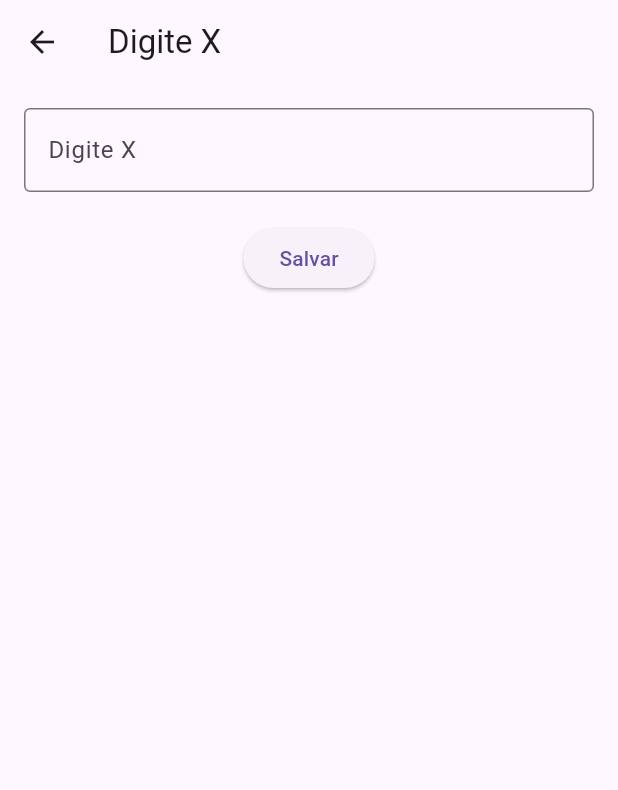
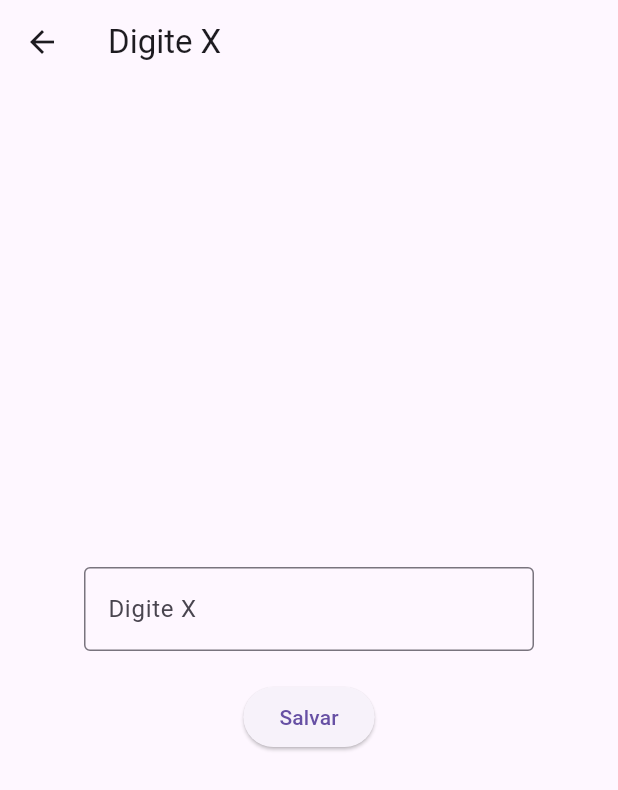
Before and after one commit to brunojamelli/calculadora_simples, a Flutter app: the screen it shows after launch, after a tap on "Calcular X", on a phone screen of 412 x 824 dp. Shown: the top 790 px of the screen. Run offline on Flutter 3.47's test engine with Material 3 defaults, Android fonts, the phone set to English and light mode, and no system bars.

Commit message:
feat: mudando possicionamento dos TextFields que tem a informação oriunda da outra tela

```diff
--- a/lib/main.dart
+++ b/lib/main.dart
@@ -63,43 +63,41 @@ class _Tela1State extends State<Tela1> {
       body: Padding(
         padding: const EdgeInsets.all(16.0),
         child: Column(
-          mainAxisAlignment: MainAxisAlignment.center,
+          crossAxisAlignment: CrossAxisAlignment.start, // Alinha à esquerda
           children: [
             // Linha para X
             Row(
-              mainAxisAlignment: MainAxisAlignment.center,
               children: [
+                Text(
+                  'X: $x',
+                  style: TextStyle(fontSize: 18, fontWeight: FontWeight.bold),
+                ),
+                SizedBox(width: 20),
                 ElevatedButton(
                   onPressed: () => _navegarParaTela2(context, 'x'),
                   child: Text('Calcular X'),
-                ),
-                SizedBox(width: 20),
-                Text(
-                  'X: $x',
-                  style: TextStyle(fontSize: 18, fontWeight: FontWeight.bold),
                 ),
               ],
             ),
             SizedBox(height: 20),
             // Linha para Y
             Row(
-              mainAxisAlignment: MainAxisAlignment.center,
               children: [
+                Text(
+                  'Y: $y',
+                  style: TextStyle(fontSize: 18, fontWeight: FontWeight.bold),
+                ),
+                SizedBox(width: 20),
                 ElevatedButton(
                   onPressed: () => _navegarParaTela2(context, 'y'),
                   child: Text('Calcular Y'),
-                ),
-                SizedBox(width: 20),
-                Text(
-                  'Y: $y',
-                  style: TextStyle(fontSize: 18, fontWeight: FontWeight.bold),
                 ),
               ],
             ),
             SizedBox(height: 40),
             ElevatedButton(
               onPressed: _calcular,
-              child: Text('Calcular Soma'),
+              child: Text('Calcular'),
             ),
             SizedBox(height: 20),
             Text(
@@ -136,17 +134,23 @@ class _Tela2State extends State<Tela2> {
       appBar: AppBar(
         title: Text('Digite ${widget.tipo.toUpperCase()}'),
       ),
-      body: Padding(
+      body: Center(
+        child: Padding(
           padding: const EdgeInsets.all(16.0),
           child: Column(
+            mainAxisAlignment: MainAxisAlignment.center, // Centraliza verticalmente
+            crossAxisAlignment: CrossAxisAlignment.center, // Centraliza horizontalmente
             children: [
-            TextField(
+              SizedBox(
+                width: 300, // Largura fixa para o campo de texto
+                child: TextField(
                   controller: _controller,
                   decoration: InputDecoration(
                     labelText: 'Digite ${widget.tipo.toUpperCase()}',
                     border: OutlineInputBorder(),
                   ),
                   keyboardType: TextInputType.numberWithOptions(decimal: true),
+                ),
               ),
               SizedBox(height: 20),
               ElevatedButton(
@@ -156,6 +160,7 @@ class _Tela2State extends State<Tela2> {
             ],
           ),
         ),
+      ),
     );
   }
 }
```
Lines whose indentation alone changed are shown as unchanged.
